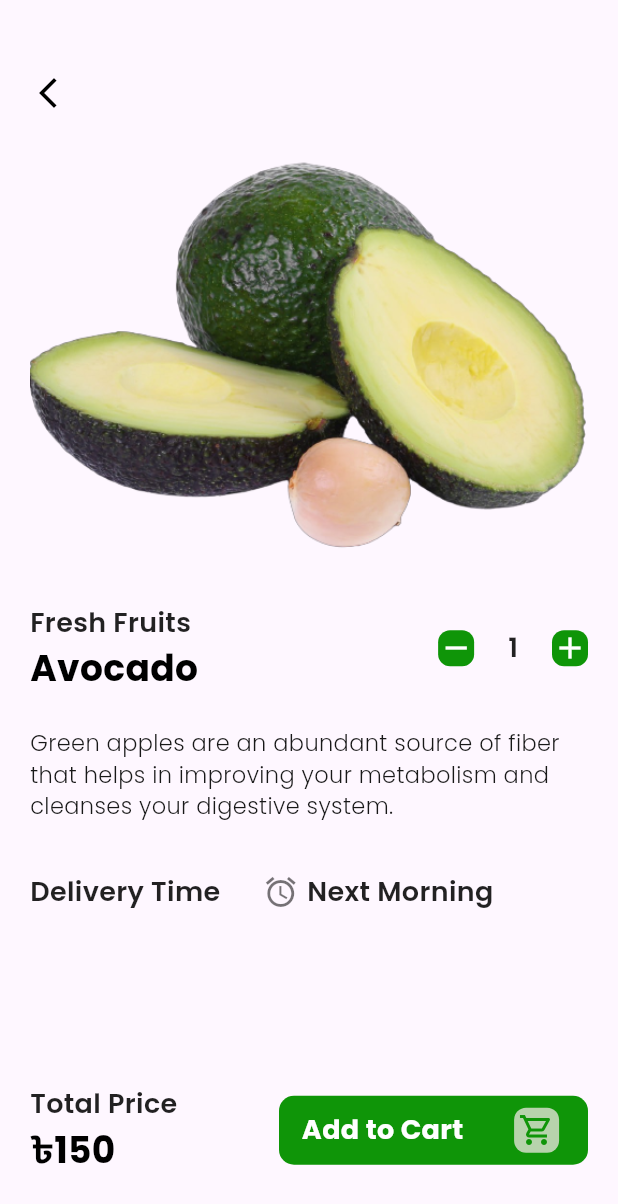
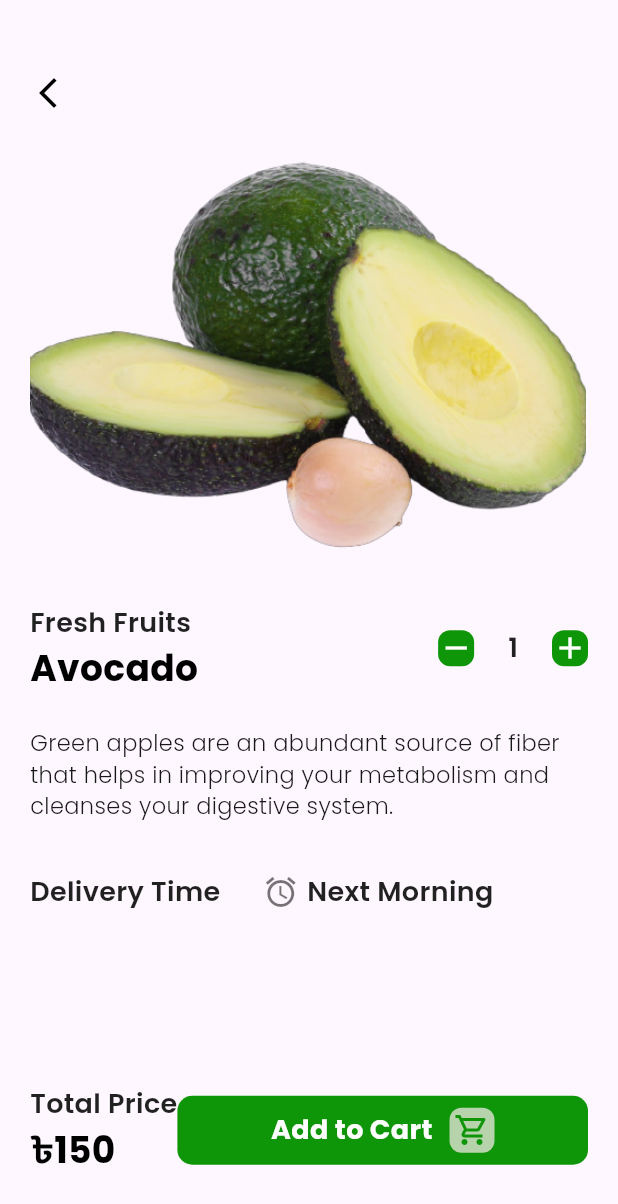
Before and after one commit to smjoy222/bazar_sadaai_app, a Flutter app: the HomeScreen screen opened directly, after a tap on "Avocado", on a phone screen of 412 x 824 dp. Shown: the top 1204 px of the screen. Run offline on Flutter 3.47's test engine with Material 3 defaults, Android fonts, the phone set to English and light mode, and no system bars; our stand-ins replace cloud_firestore, curved_navigation_bar, dots_indicator, firebase_auth, firebase_core, firebase_storage and 3 more; accounts and stored records are empty.

Commit message:
overflow error fixing demo app

```diff
--- a/lib/admin/admin_login.dart
+++ b/lib/admin/admin_login.dart
@@ -41,6 +41,8 @@ class _AdminLoginState extends State<AdminLogin> {
             ),
             Container(
               margin: EdgeInsets.only(left: 30.0, right: 30.0, top: 60.0),
+              child: SingleChildScrollView(
+                // Added SingleChildScrollView
                 child: Form(
                   key: _formkey,
                   child: Column(
@@ -138,7 +140,8 @@ class _AdminLoginState extends State<AdminLogin> {
                                 },
                                 child: Container(
                                   padding: EdgeInsets.symmetric(vertical: 12.0),
-                                margin: EdgeInsets.symmetric(horizontal: 20.0),
+                                  margin:
+                                      EdgeInsets.symmetric(horizontal: 20.0),
                                   width: MediaQuery.of(context).size.width,
                                   decoration: BoxDecoration(
                                       color: Colors.black,
@@ -159,6 +162,7 @@ class _AdminLoginState extends State<AdminLogin> {
                         ),
                       ),
                     ],
+                  ),
                 ),
               ),
             ),
--- a/lib/screens/details.dart
+++ b/lib/screens/details.dart
@@ -26,20 +26,23 @@ class _DetailsState extends State<Details> {
               onTap: () {
                 Navigator.pop(context);
               },
-                child: Icon(Icons.arrow_back_ios_new_outlined,
-                    color: Colors.black)),
+              child:
+                  Icon(Icons.arrow_back_ios_new_outlined, color: Colors.black),
+            ),
             Image.asset(
               "assets/images/avocado.png",
-              width: MediaQuery.of(context).size.width,
+              width: MediaQuery.of(context).size.width * 0.9, // Constrain width
               height: MediaQuery.of(context).size.height / 2.6,
-              fit: BoxFit.fill,
+              fit: BoxFit.cover,
             ),
             SizedBox(
               height: Dimensions.height10,
             ),
             Row(
               children: [
-                Column(
+                Expanded(
+                  // Ensure Row content fits within the screen
+                  child: Column(
                     crossAxisAlignment: CrossAxisAlignment.start,
                     children: [
                       Text(
@@ -52,7 +55,7 @@ class _DetailsState extends State<Details> {
                       ),
                     ],
                   ),
-                Spacer(),
+                ),
                 GestureDetector(
                   onTap: () {
                     if (a > 1) {
@@ -97,6 +100,7 @@ class _DetailsState extends State<Details> {
             Text(
               "Green apples are an abundant source of fiber that helps in improving your metabolism and cleanses your digestive system.",
               maxLines: 3,
+              overflow: TextOverflow.ellipsis, // Prevent text overflow
               style: AppWidgetSupport.lightTextFeildStyle(),
             ),
             SizedBox(
@@ -143,7 +147,9 @@ class _DetailsState extends State<Details> {
                       ),
                     ],
                   ),
-                  GestureDetector(
+                  Expanded(
+                    // Wrap the button in Expanded to prevent overflow
+                    child: GestureDetector(
                       onTap: () {
                         Navigator.push(
                           context,
@@ -151,14 +157,14 @@ class _DetailsState extends State<Details> {
                         );
                       },
                       child: Container(
-                      width: MediaQuery.of(context).size.width / 2,
                         padding: EdgeInsets.all(8),
                         decoration: BoxDecoration(
                           color: Color.fromARGB(255, 15, 149, 8),
                           borderRadius: BorderRadius.circular(10),
                         ),
                         child: Row(
-                        mainAxisAlignment: MainAxisAlignment.end,
+                          mainAxisAlignment:
+                              MainAxisAlignment.center, // Center the content
                           children: [
                             Text(
                               "Add to Cart",
@@ -169,23 +175,22 @@ class _DetailsState extends State<Details> {
                                   fontFamily: GoogleFonts.poppins().fontFamily),
                             ),
                             SizedBox(
-                            width: Dimensions.width30,
+                              width: Dimensions.width10,
                             ),
                             Container(
                               padding: EdgeInsets.all(3),
                               decoration: BoxDecoration(
-                                color: const Color.fromARGB(255, 183, 211, 172),
+                                  color:
+                                      const Color.fromARGB(255, 183, 211, 172),
                                   borderRadius: BorderRadius.circular(8)),
                               child: Icon(Icons.shopping_cart_outlined,
                                   color: Color.fromARGB(255, 15, 149, 8)),
                             ),
-                          SizedBox(
-                            width: Dimensions.width10,
-                          ),
                           ],
                         ),
                       ),
-                  )
+                    ),
+                  ),
                 ],
               ),
             ),
--- a/lib/screens/home_body.dart
+++ b/lib/screens/home_body.dart
@@ -576,7 +576,7 @@ class _HomeBodyState extends State<HomeBody> {
   }
 
   Widget _buildPageItem(int index) {
-    Matrix4 matrix = new Matrix4.identity();
+    Matrix4 matrix = Matrix4.identity();
     if (index == _currPageValue.floor()) {
       var currScale = 1 - (_currPageValue - index) * (1 - _scaleFactor);
       var currTrans = _height * (1 - currScale) / 2;
@@ -586,13 +586,11 @@ class _HomeBodyState extends State<HomeBody> {
       var currScale =
           _scaleFactor + (_currPageValue - index + 1) * (1 - _scaleFactor);
       var currTrans = _height * (1 - currScale) / 2;
-      matrix = Matrix4.diagonal3Values(1, currScale, 1);
       matrix = Matrix4.diagonal3Values(1, currScale, 1)
         ..setTranslationRaw(0, currTrans, 0);
     } else if (index == _currPageValue.floor() - 1) {
       var currScale = 1 - (_currPageValue - index) * (1 - _scaleFactor);
       var currTrans = _height * (1 - currScale) / 2;
-      matrix = Matrix4.diagonal3Values(1, currScale, 1);
       matrix = Matrix4.diagonal3Values(1, currScale, 1)
         ..setTranslationRaw(0, currTrans, 0);
     } else {
@@ -607,20 +605,15 @@ class _HomeBodyState extends State<HomeBody> {
         children: [
           Container(
             height: Dimensions.pageViewContainer,
-            margin: EdgeInsets.only(
-              left: Dimensions.width10,
-              right: Dimensions.width10,
+            margin: EdgeInsets.symmetric(
+              horizontal:
+                  Dimensions.width5, // Reduced margin to prevent overflow
             ),
             decoration: BoxDecoration(
               borderRadius: BorderRadius.circular(Dimensions.radius30),
               color: index.isEven
                   ? const Color.fromARGB(255, 236, 144, 7)
-                  : const Color.fromARGB(
-                      255,
-                      213,
-                      192,
-                      2,
-                    ), // Change this to your desired color
+                  : const Color.fromARGB(255, 213, 192, 2),
               image: const DecorationImage(
                 fit: BoxFit.cover,
                 image: AssetImage('assets/images/straw.png'),
@@ -632,8 +625,8 @@ class _HomeBodyState extends State<HomeBody> {
             child: Container(
               height: Dimensions.pageViewTextContainer,
               margin: EdgeInsets.only(
-                left: Dimensions.width30,
-                right: Dimensions.width30,
+                left: Dimensions.width20,
+                right: Dimensions.width20,
                 bottom: Dimensions.height30,
               ),
               decoration: BoxDecoration(
@@ -651,8 +644,8 @@ class _HomeBodyState extends State<HomeBody> {
               ),
               child: Container(
                 padding: EdgeInsets.only(
-                  left: 15,
-                  right: 15,
+                  left: Dimensions.width15,
+                  right: Dimensions.width15,
                   top: Dimensions.height15,
                 ),
                 child: Column(
```
Lines whose indentation alone changed are shown as unchanged.
